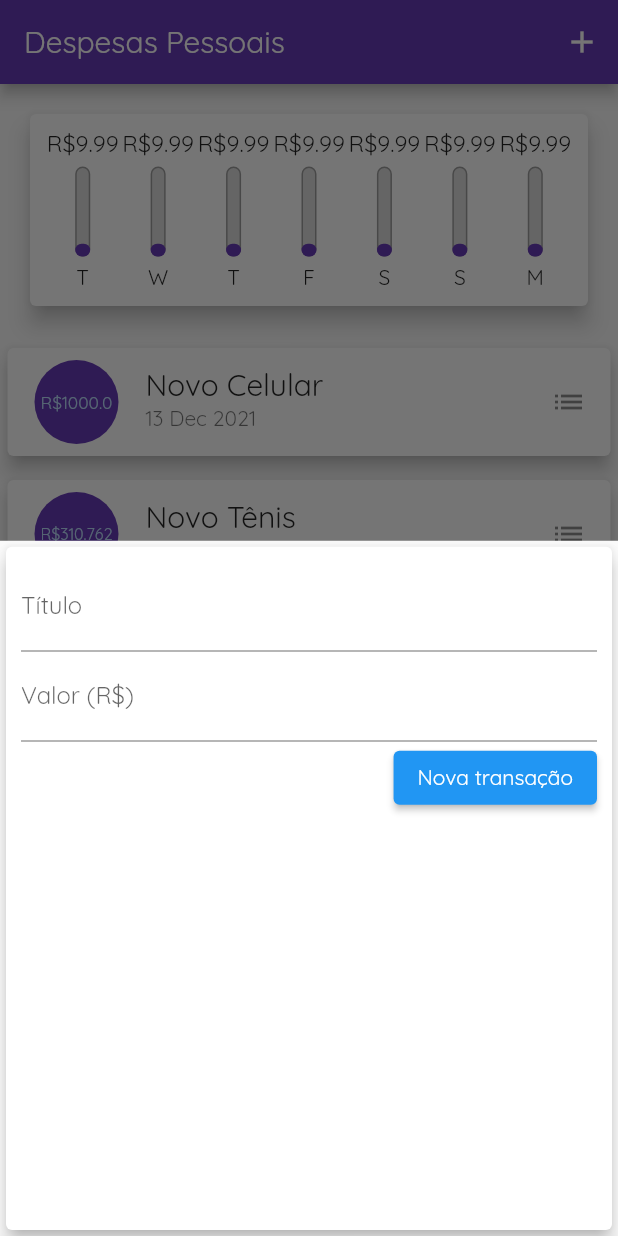
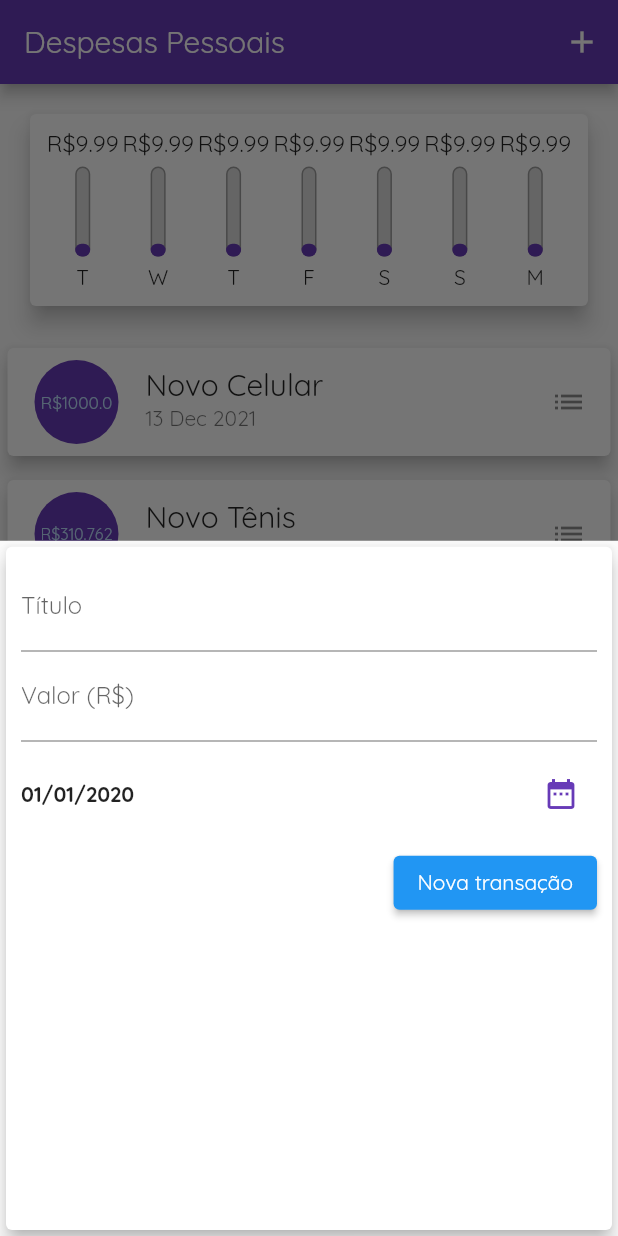
Before and after one commit to mechztcc/flutter-expenses, a Flutter app: the screen it shows after launch, after a tap on the "add" icon, on a phone screen of 412 x 824 dp. Run offline on Flutter 3.47's test engine with Material 2 defaults, Android fonts, the phone set to English and light mode, and no system bars.

Commit message:
date picker

```diff
--- a/lib/components/transaction_form.dart
+++ b/lib/components/transaction_form.dart
@@ -1,6 +1,7 @@
 import 'dart:developer';
 
 import 'package:flutter/material.dart';
+import 'package:intl/intl.dart';
 
 class TransactionForm extends StatefulWidget {
   final void Function(String, double, DateTime) onSubmit;
@@ -16,6 +17,8 @@ class _TransactionFormState extends State<TransactionForm> {
 
   final _valueController = TextEditingController();
 
+  DateTime _selectedDate = DateTime(2020);
+
   _submitForm() {
     final title = _titleController.text;
     final value = double.tryParse(_valueController.text) ?? 0;
@@ -27,6 +30,23 @@ class _TransactionFormState extends State<TransactionForm> {
     } else {
       widget.onSubmit(title, value, _selectedDate);
     }
+  }
+
+  _showDatePicker() {
+    showDatePicker(
+            context: context,
+            initialDate: DateTime.now(),
+            firstDate: DateTime(2020),
+            lastDate: DateTime.now())
+        .then((value) {
+      if (value == null) {
+        return;
+      } else {
+        setState(() {
+          _selectedDate = value;
+        });
+      }
+    });
   }
 
   @override
@@ -52,11 +72,32 @@ class _TransactionFormState extends State<TransactionForm> {
                 labelText: 'Valor (R\$)',
               ),
             ),
+            Container(
+              height: 70,
+              child: Row(
+                mainAxisAlignment: MainAxisAlignment.spaceBetween,
+                children: [
+                  Text(
+                    _selectedDate == null
+                        ? 'Nenhuma data selecionada'
+                        : DateFormat('dd/MM/y').format(_selectedDate),
+                    style: const TextStyle(fontWeight: FontWeight.bold),
+                  ),
+                  IconButton(
+                    onPressed: _showDatePicker,
+                    icon: const Icon(Icons.date_range),
+                    color: Theme.of(context).primaryColor,
+                  )
+                ],
+              ),
+            ),
             Row(
               mainAxisAlignment: MainAxisAlignment.end,
               children: [
                 ElevatedButton(
-                  child: const Text('Nova transação'),
+                  child: const Text(
+                    'Nova transação',
+                  ),
                   onPressed: () => {_submitForm()},
                 ),
               ],
```
Also changed, not shown: lib/main.dart (+7 -6 lines).
